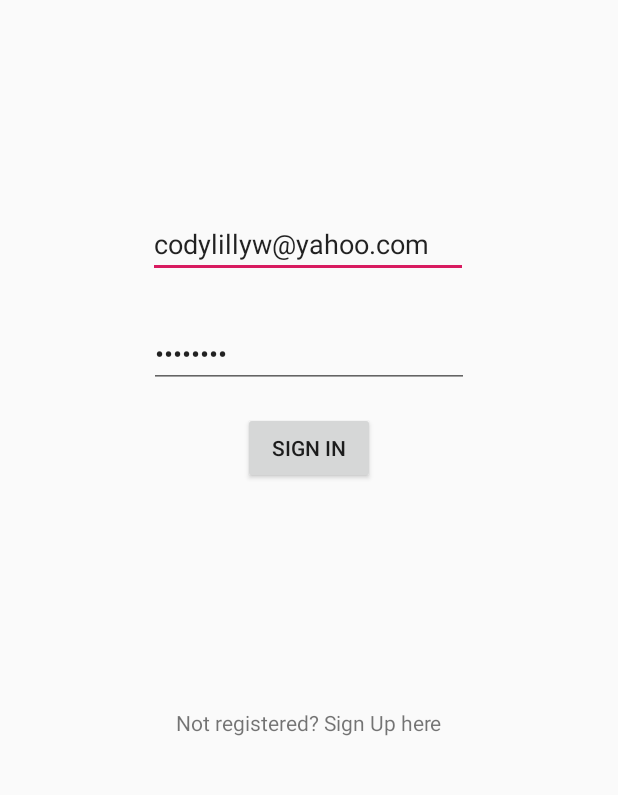
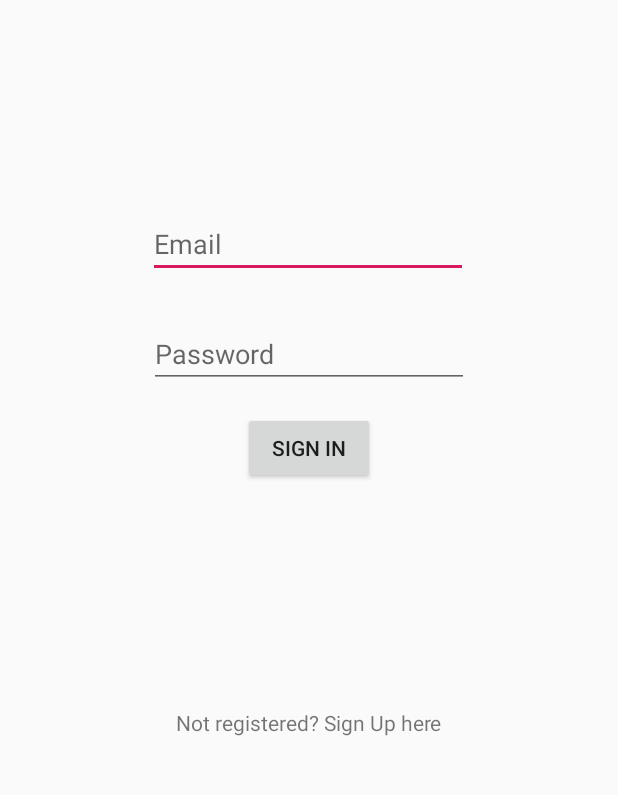
Before and after one commit to whitneyharrism/ScriptureApp, an Android app: the LoginActivity screen opened directly, with no data from a screen before it, on a phone screen of 412 x 824 dp, the part 295-1090 px from its top. Run offline under Robolectric (Android 15) with nearby library versions, the light colour scheme and no system bars; our stand-ins replace Firebase (no records; nobody signed in at launch, a user with empty details on screens opened directly).

Commit message:
last bits

```diff
--- a/app/src/main/res/layout/activity_login.xml
+++ b/app/src/main/res/layout/activity_login.xml
@@ -19,7 +19,6 @@
         android:ems="10"
         android:hint="@string/prompt_email"
         android:inputType="textEmailAddress"
-        android:text="codylillyw@yahoo.com"
         app:layout_constraintBottom_toBottomOf="parent"
         app:layout_constraintEnd_toEndOf="parent"
         app:layout_constraintStart_toStartOf="parent"
@@ -37,7 +36,6 @@
         android:ems="10"
         android:hint="@string/prompt_password"
         android:inputType="textPassword"
-        android:text="15171337"
         app:layout_constraintBottom_toBottomOf="parent"
         app:layout_constraintEnd_toEndOf="parent"
         app:layout_constraintStart_toStartOf="parent"
```
